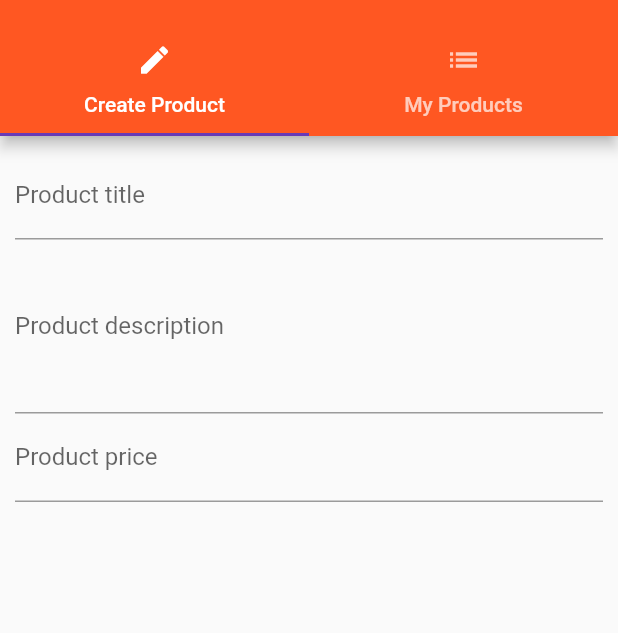
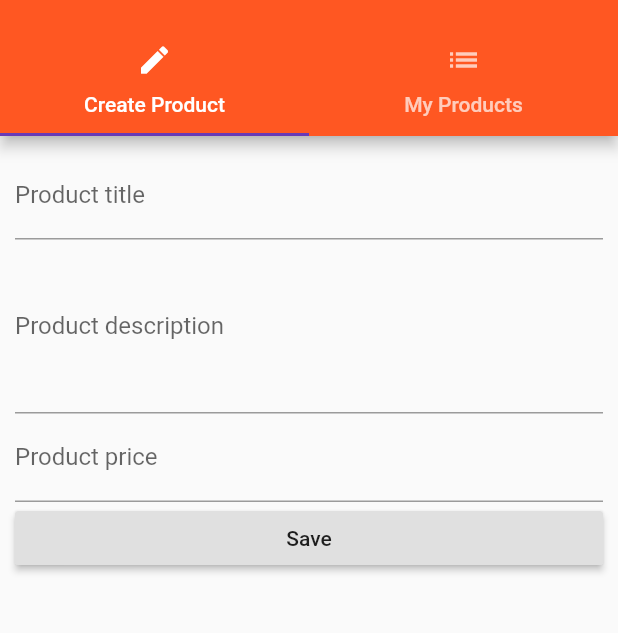
Before and after one commit to maximebarber/udemy-flutter, a Flutter app: the ProductsAdminPage screen opened by its route, on a phone screen of 412 x 824 dp, the part 59-692 px from its top. Run offline on Flutter 3.47's test engine with Material 2 defaults, Android fonts, the phone set to English and light mode, and no system bars.

Commit message:
91 - fixing a bug and adding a button

```diff
--- a/lib/pages/product_create.dart
+++ b/lib/pages/product_create.dart
@@ -14,7 +14,7 @@ class _ProductCreatePageState extends State<ProductCreatePage> {
   Widget build(BuildContext context) {
     return Container(
       margin: EdgeInsets.all(10.0),
-      child: Column(
+      child: ListView(
         children: <Widget>[
           TextField(
             decoration: InputDecoration(labelText: "Product title"),
@@ -42,6 +42,10 @@ class _ProductCreatePageState extends State<ProductCreatePage> {
               });
             },
           ),
+          RaisedButton(
+            child: Text('Save'),
+            onPressed: () {},
+          )
         ],
       ),
     );
```
